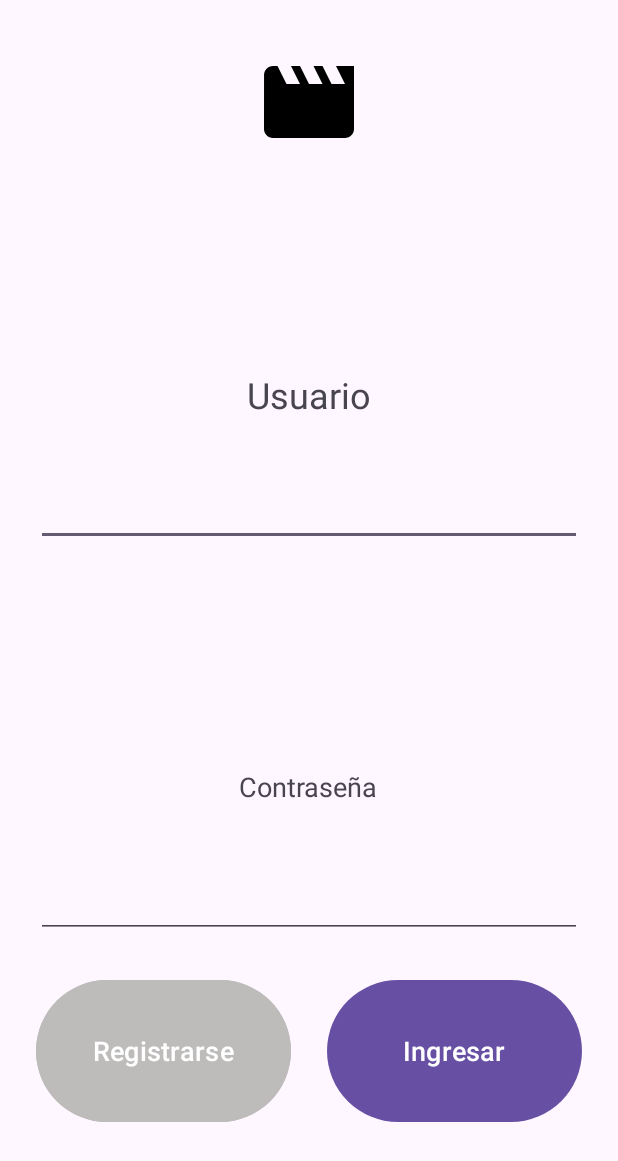
After one commit to dmmg89/buscador-peliculas, an Android app: the loginActivity screen opened directly, with no data from a screen before it, on a phone screen of 412 x 824 dp. The commit adds this screen. Shown: the top 1161 px of the screen. Run offline under Robolectric (Android 15) with nearby library versions, the light colour scheme and no system bars.

Commit message:
Se agregó el login como segunda actividad para controlar acceso a la aplicacion

```diff
--- a/buscadorPeliculas/app/src/main/java/com/example/buscadorpeliculas/CustomCinemaAdapter.kt
+++ b/buscadorPeliculas/app/src/main/java/com/example/buscadorpeliculas/CustomCinemaAdapter.kt
@@ -31,9 +31,8 @@
     }
 
 
-    override fun getItemCount(): Int {
-        return franchise.size
-    }
+    override fun getItemCount(): Int = franchise.size
+
 
 
     inner class ViewHolder(itemView: View):RecyclerView.ViewHolder(itemView){
--- /dev/null
+++ b/buscadorPeliculas/app/src/main/java/com/example/buscadorpeliculas/MoviesDataClass.kt
@@ -0,0 +1,6 @@
+package com.example.buscadorpeliculas
+
+import com.google.gson.annotations.SerializedName
+
+data class MoviesDataClass(@SerializedName("status") var status:String,
+                           @SerializedName("item") var information:List<String>)
--- a/buscadorPeliculas/app/src/main/java/com/example/buscadorpeliculas/MoviesFragment.kt
+++ b/buscadorPeliculas/app/src/main/java/com/example/buscadorpeliculas/MoviesFragment.kt
@@ -1,6 +1,7 @@
 package com.example.buscadorpeliculas
 
 import android.os.Bundle
+import android.util.Log
 import androidx.fragment.app.Fragment
 import android.view.LayoutInflater
 import android.view.View
@@ -21,7 +22,7 @@ class MoviesFragment : Fragment() {
         savedInstanceState: Bundle?
     ): View? {
         // Inflate the layout for this fragment
-
+        Log.d("created view", "Se creo la vista de peliculas")
         val rootView = inflater.inflate(R.layout.fragment_movies, container, false)
 
 
@@ -47,6 +48,7 @@ class MoviesFragment : Fragment() {
 
         recyclerViewMovies.layoutManager = LinearLayoutManager(context)
         recyclerViewMovies.adapter = adapter
+        Log.d("Movie Fragment updated", " actualizado el fragmento, ya con el adaptador")
     }
 
 
--- a/buscadorPeliculas/app/src/main/java/com/example/buscadorpeliculas/TheaterFragment.kt
+++ b/buscadorPeliculas/app/src/main/java/com/example/buscadorpeliculas/TheaterFragment.kt
@@ -5,13 +5,14 @@ import androidx.fragment.app.Fragment
 import android.view.LayoutInflater
 import android.view.View
 import android.view.ViewGroup
+import android.widget.TextView
 import androidx.recyclerview.widget.LinearLayoutManager
 import androidx.recyclerview.widget.RecyclerView
 
 
 class TheaterFragment : Fragment() {
 
-
+    private lateinit var toptitle: TextView
 
 
     override fun onCreateView(
@@ -26,6 +27,8 @@ class TheaterFragment : Fragment() {
 
     override fun onViewCreated(view: View, savedInstanceState: Bundle?) {
         super.onViewCreated(view, savedInstanceState)
+
+
         val recyclerViewFranchise = view.findViewById<RecyclerView>(R.id.franchiseRecycler)
         val adapter = CustomCinemaAdapter(this)
         recyclerViewFranchise.layoutManager = LinearLayoutManager(context)
--- a/buscadorPeliculas/app/src/main/java/com/example/buscadorpeliculas/TopContent.kt
+++ b/buscadorPeliculas/app/src/main/java/com/example/buscadorpeliculas/TopContent.kt
@@ -20,10 +20,12 @@ class TopContent : Fragment() {
         val view = inflater.inflate(R.layout.fragment_top_content, container, false)
         topTextView = view?.findViewById(R.id.topTitle)!!
 
-
+        updateTextView("BIENVENID@")
             return view
 
     }
+
+
 
     public fun updateTextView(updateText:String){
         topTextView.text = updateText
--- /dev/null
+++ b/buscadorPeliculas/app/src/main/java/com/example/buscadorpeliculas/loginActivity.kt
@@ -0,0 +1,19 @@
+package com.example.buscadorpeliculas
+
+import android.content.Intent
+import androidx.appcompat.app.AppCompatActivity
+import android.os.Bundle
+import android.widget.Button
+
+class loginActivity : AppCompatActivity() {
+    override fun onCreate(savedInstanceState: Bundle?) {
+        super.onCreate(savedInstanceState)
+        setContentView(R.layout.activity_login)
+
+        findViewById<Button>(R.id.loginButton).setOnClickListener {
+            val intent = Intent(this, MainActivity::class.java)
+            startActivity(intent)
+        }
+
+    }
+}
--- /dev/null
+++ b/buscadorPeliculas/app/src/main/res/drawable/baseline_movie_24.xml
@@ -0,0 +1,5 @@
+<vector android:height="48dp" android:tint="#000000"
+    android:viewportHeight="24" android:viewportWidth="24"
+    android:width="48dp" xmlns:android="http://schemas.android.com/apk/res/android">
+    <path android:fillColor="@android:color/white" android:pathData="M18,4l2,4h-3l-2,-4h-2l2,4h-3l-2,-4H8l2,4H7L5,4H4c-1.1,0 -1.99,0.9 -1.99,2L2,18c0,1.1 0.9,2 2,2h16c1.1,0 2,-0.9 2,-2V4h-4z"/>
+</vector>
--- /dev/null
+++ b/buscadorPeliculas/app/src/main/res/layout/activity_login.xml
@@ -0,0 +1,116 @@
+<?xml version="1.0" encoding="utf-8"?>
+
+<LinearLayout xmlns:android="http://schemas.android.com/apk/res/android"
+    android:layout_width="match_parent"
+    android:layout_height="match_parent"
+    xmlns:tools="http://schemas.android.com/tools"
+    android:layout_marginBottom="64dp"
+    android:orientation="vertical"
+    android:gravity="center_horizontal"
+    tools:context=".loginActivity">
+
+
+
+
+    <ImageView
+        android:layout_marginTop="32dp"
+        android:layout_width="72dp"
+        android:layout_height="72dp"
+        android:src="@drawable/baseline_movie_24"
+
+        />
+
+
+
+
+    <TextView
+        android:textSize="18dp"
+        android:gravity="center_vertical"
+        android:layout_width="wrap_content"
+        android:layout_height="0dp"
+        android:layout_weight="1"
+        android:visibility="invisible"
+        android:text="Nombre"/>
+
+    <EditText
+        android:id="@+id/loginName"
+        style="@style/EditTextLogin"
+        android:visibility="invisible"
+        />
+
+    <TextView
+        android:layout_width="wrap_content"
+        android:layout_height="0dp"
+        android:layout_weight="1"
+        android:text="Usuario"
+        android:textSize="24dp"
+        android:gravity="center_vertical"
+        />
+
+    <EditText
+        android:id="@+id/loginUser"
+        style="@style/EditTextLogin"
+        />
+
+    <TextView
+        android:textSize="18dp"
+        android:gravity="center_vertical"
+        android:layout_width="wrap_content"
+        android:layout_height="0dp"
+        android:layout_weight="1"
+        android:visibility="invisible"
+        android:text="Email"/>
+
+    <EditText
+
+        android:id="@+id/loginEmail"
+        style="@style/EditTextLogin"
+        android:visibility="invisible"
+        />
+
+    <TextView
+        android:textSize="18dp"
+        android:gravity="center_vertical"
+
+        android:layout_width="wrap_content"
+        android:layout_height="0dp"
+        android:layout_weight="1"
+
+        android:text="Contraseña"/>
+
+    <EditText
+        android:id="@+id/loginPassword"
+        style="@style/EditTextLogin"
+        />
+
+    <LinearLayout
+        android:layout_width="match_parent"
+        android:layout_height="0dp"
+        android:layout_weight="2"
+        android:layout_marginHorizontal="24dp"
+        android:layout_marginTop="16dp"
+        android:orientation="horizontal">
+
+        <Button
+            android:layout_width="0dp"
+            android:layout_height="match_parent"
+            android:layout_marginRight="12dp"
+            android:layout_weight="1"
+            android:text="Registrarse"
+            android:textSize="18dp"
+            android:layout_marginVertical="8dp"
+            android:backgroundTint="@color/greyButton"
+            />
+        <Button
+            android:id="@+id/loginButton"
+            android:layout_width="0dp"
+            android:layout_marginVertical="8dp"
+            android:layout_height="match_parent"
+            android:layout_marginLeft="12dp"
+            android:layout_weight="1"
+            android:textSize="18dp"
+            android:text="Ingresar"/>
+
+    </LinearLayout>
+
+</LinearLayout>
--- a/buscadorPeliculas/app/src/main/res/layout/cinema_card_layout.xml
+++ b/buscadorPeliculas/app/src/main/res/layout/cinema_card_layout.xml
@@ -52,10 +52,11 @@
             android:layout_width="wrap_content"
             android:layout_height="48dp"
             android:layout_marginTop="16dp"
-            android:layout_marginHorizontal="32dp"
+            android:layout_marginHorizontal="8dp"
             android:layout_alignParentRight="true"
             android:layout_toEndOf="@id/cinema_image"
             android:text="Ver complejos"
+            android:textSize="16dp"
             android:layout_toRightOf="@id/cinema_image"
             android:layout_below="@id/cinema_details"
             />
--- a/buscadorPeliculas/app/src/main/res/layout/fragment_account.xml
+++ b/buscadorPeliculas/app/src/main/res/layout/fragment_account.xml
@@ -22,7 +22,7 @@
          android:drawableLeft="@drawable/baseline_settings_24"
          android:layout_gravity="right"
          android:gravity="center"
-         android:layout_marginVertical="16dp"
+         android:layout_marginVertical="8dp"
          android:text="Editar"
          android:layout_marginRight="16dp"
          />
@@ -41,8 +41,8 @@
 
 
      <ImageView
-         android:layout_width="wrap_content"
-         android:layout_height="wrap_content"
+         android:layout_width="72dp"
+         android:layout_height="72dp"
          android:src="@drawable/baseline_adb_24"
 
          />
--- a/buscadorPeliculas/app/src/main/res/values/colors.xml
+++ b/buscadorPeliculas/app/src/main/res/values/colors.xml
@@ -3,4 +3,5 @@
     <color name="black">#FF000000</color>
     <color name="white">#FFFFFFFF</color>
     <color name="blueBackground">#3B8D97</color>
+    <color name="greyButton">#BEBBBB</color>
 </resources>
```
Also changed, not shown: buscadorPeliculas/app/build.gradle (+12 -2 lines), buscadorPeliculas/app/src/main/AndroidManifest.xml (+12 -3 lines), buscadorPeliculas/app/src/main/java/com/example/buscadorpeliculas/APImovies.kt (added, +13 -0 lines), buscadorPeliculas/app/src/main/java/com/example/buscadorpeliculas/CustomMovieAdapter.kt (+51 -8 lines), buscadorPeliculas/app/src/main/java/com/example/buscadorpeliculas/MainActivity.kt (+40 -0 lines), buscadorPeliculas/app/src/main/java/com/example/buscadorpeliculas/SplashActivity.kt (+6 -3 lines), buscadorPeliculas/app/src/main/res/layout/fragment_login.xml (+11 -5 lines), buscadorPeliculas/app/src/main/res/layout/fragment_top_content.xml (+5 -7 lines).
